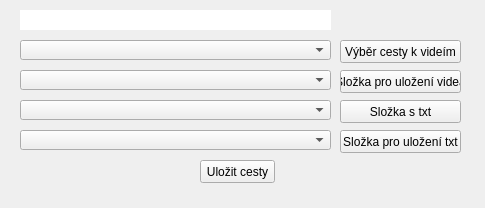
RaphCucul/Image-registration-GUI, file ui/t_b_ho.ui: the form before one commit.
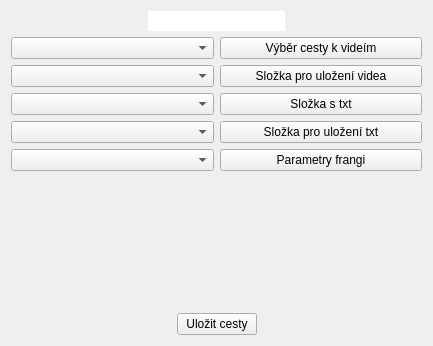
The form after the commit.

Diff of the .ui file:
```diff
--- a/ui/t_b_ho.ui
+++ b/ui/t_b_ho.ui
@@ -9,8 +9,8 @@
    <rect>
     <x>0</x>
     <y>0</y>
-    <width>485</width>
-    <height>208</height>
+    <width>433</width>
+    <height>346</height>
    </rect>
   </property>
   <property name="sizePolicy">
@@ -25,133 +25,166 @@
   <property name="autoFillBackground">
    <bool>true</bool>
   </property>
-  <widget class="QComboBox" name="CB_slozka_txt">
-   <property name="geometry">
-    <rect>
-     <x>20</x>
-     <y>100</y>
-     <width>311</width>
-     <height>20</height>
-    </rect>
-   </property>
-   <property name="editable">
-    <bool>false</bool>
-   </property>
-   <property name="currentIndex">
-    <number>-1</number>
-   </property>
-  </widget>
-  <widget class="QComboBox" name="CB_ulozeni_videa">
-   <property name="geometry">
-    <rect>
-     <x>20</x>
-     <y>70</y>
-     <width>311</width>
-     <height>20</height>
-    </rect>
-   </property>
-  </widget>
-  <widget class="QPushButton" name="cesta_k_videim">
-   <property name="geometry">
-    <rect>
-     <x>340</x>
-     <y>40</y>
-     <width>121</width>
-     <height>23</height>
-    </rect>
-   </property>
-   <property name="text">
-    <string>Výběr cesty k videím</string>
-   </property>
-  </widget>
-  <widget class="QPushButton" name="txt_slozka">
-   <property name="geometry">
-    <rect>
-     <x>340</x>
-     <y>100</y>
-     <width>121</width>
-     <height>23</height>
-    </rect>
-   </property>
-   <property name="text">
-    <string>Složka s txt</string>
-   </property>
-  </widget>
-  <widget class="QComboBox" name="CB_ulozeni_txt">
-   <property name="geometry">
-    <rect>
-     <x>20</x>
-     <y>130</y>
-     <width>311</width>
-     <height>20</height>
-    </rect>
-   </property>
-  </widget>
-  <widget class="QPushButton" name="ulozeni_videa">
-   <property name="geometry">
-    <rect>
-     <x>340</x>
-     <y>70</y>
-     <width>121</width>
-     <height>23</height>
-    </rect>
-   </property>
-   <property name="text">
-    <string>Složka pro uložení videa</string>
-   </property>
-  </widget>
-  <widget class="QPushButton" name="ulozeni_txt">
-   <property name="geometry">
-    <rect>
-     <x>340</x>
-     <y>130</y>
-     <width>121</width>
-     <height>23</height>
-    </rect>
-   </property>
-   <property name="text">
-    <string>Složka pro uložení txt</string>
-   </property>
-  </widget>
-  <widget class="QComboBox" name="CB_cesta_k_videim">
-   <property name="geometry">
-    <rect>
-     <x>20</x>
-     <y>40</y>
-     <width>311</width>
-     <height>20</height>
-    </rect>
-   </property>
-   <property name="maxVisibleItems">
-    <number>3</number>
-   </property>
-  </widget>
-  <widget class="QPushButton" name="ulozeni_cest">
-   <property name="geometry">
-    <rect>
-     <x>200</x>
-     <y>160</y>
-     <width>75</width>
-     <height>23</height>
-    </rect>
-   </property>
-   <property name="text">
-    <string>Uložit cesty</string>
-   </property>
-  </widget>
-  <widget class="QLineEdit" name="lineEdit">
-   <property name="geometry">
-    <rect>
-     <x>20</x>
-     <y>10</y>
-     <width>311</width>
-     <height>20</height>
-    </rect>
-   </property>
-   <property name="frame">
-    <bool>false</bool>
-   </property>
-  </widget>
+  <layout class="QGridLayout" name="gridLayout_2">
+   <item row="0" column="0">
+    <layout class="QHBoxLayout" name="horizontalLayout">
+     <item>
+      <spacer name="horizontalSpacer_3">
+       <property name="orientation">
+        <enum>Qt::Horizontal</enum>
+       </property>
+       <property name="sizeHint" stdset="0">
+        <size>
+         <width>40</width>
+         <height>20</height>
+        </size>
+       </property>
+      </spacer>
+     </item>
+     <item>
+      <widget class="QLineEdit" name="lineEdit">
+       <property name="frame">
+        <bool>false</bool>
+       </property>
+      </widget>
+     </item>
+     <item>
+      <spacer name="horizontalSpacer_4">
+       <property name="orientation">
+        <enum>Qt::Horizontal</enum>
+       </property>
+       <property name="sizeHint" stdset="0">
+        <size>
+         <width>40</width>
+         <height>20</height>
+        </size>
+       </property>
+      </spacer>
+     </item>
+    </layout>
+   </item>
+   <item row="3" column="0">
+    <layout class="QHBoxLayout" name="horizontalLayout_2">
+     <item>
+      <spacer name="horizontalSpacer">
+       <property name="orientation">
+        <enum>Qt::Horizontal</enum>
+       </property>
+       <property name="sizeHint" stdset="0">
+        <size>
+         <width>40</width>
+         <height>20</height>
+        </size>
+       </property>
+      </spacer>
+     </item>
+     <item>
+      <widget class="QPushButton" name="ulozeni_cest">
+       <property name="text">
+        <string>Uložit cesty</string>
+       </property>
+      </widget>
+     </item>
+     <item>
+      <spacer name="horizontalSpacer_2">
+       <property name="orientation">
+        <enum>Qt::Horizontal</enum>
+       </property>
+       <property name="sizeHint" stdset="0">
+        <size>
+         <width>40</width>
+         <height>20</height>
+        </size>
+       </property>
+      </spacer>
+     </item>
+    </layout>
+   </item>
+   <item row="1" column="0">
+    <layout class="QGridLayout" name="gridLayout">
+     <item row="0" column="0">
+      <widget class="QComboBox" name="CB_cesta_k_videim">
+       <property name="sizePolicy">
+        <sizepolicy hsizetype="Preferred" vsizetype="Fixed">
+         <horstretch>0</horstretch>
+         <verstretch>0</verstretch>
+        </sizepolicy>
+       </property>
+       <property name="maxVisibleItems">
+        <number>3</number>
+       </property>
+      </widget>
+     </item>
+     <item row="0" column="1">
+      <widget class="QPushButton" name="cesta_k_videim">
+       <property name="text">
+        <string>Výběr cesty k videím</string>
+       </property>
+      </widget>
+     </item>
+     <item row="1" column="0">
+      <widget class="QComboBox" name="CB_ulozeni_videa"/>
+     </item>
+     <item row="1" column="1">
+      <widget class="QPushButton" name="ulozeni_videa">
+       <property name="text">
+        <string>Složka pro uložení videa</string>
+       </property>
+      </widget>
+     </item>
+     <item row="2" column="0">
+      <widget class="QComboBox" name="CB_slozka_txt">
+       <property name="editable">
+        <bool>false</bool>
+       </property>
+       <property name="currentIndex">
+        <number>-1</number>
+       </property>
+      </widget>
+     </item>
+     <item row="2" column="1">
+      <widget class="QPushButton" name="txt_slozka">
+       <property name="text">
+        <string>Složka s txt</string>
+       </property>
+      </widget>
+     </item>
+     <item row="3" column="0">
+      <widget class="QComboBox" name="CB_ulozeni_txt"/>
+     </item>
+     <item row="3" column="1">
+      <widget class="QPushButton" name="ulozeni_txt">
+       <property name="text">
+        <string>Složka pro uložení txt</string>
+       </property>
+      </widget>
+     </item>
+     <item row="4" column="0">
+      <widget class="QComboBox" name="paramFrangCB"/>
+     </item>
+     <item row="4" column="1">
+      <widget class="QPushButton" name="paramFrangPB">
+       <property name="text">
+        <string>Parametry frangi</string>
+       </property>
+      </widget>
+     </item>
+    </layout>
+   </item>
+   <item row="2" column="0">
+    <spacer name="verticalSpacer">
+     <property name="orientation">
+      <enum>Qt::Vertical</enum>
+     </property>
+     <property name="sizeHint" stdset="0">
+      <size>
+       <width>20</width>
+       <height>40</height>
+      </size>
+     </property>
+    </spacer>
+   </item>
+  </layout>
  </widget>
  <resources/>
  <connections/>
```
